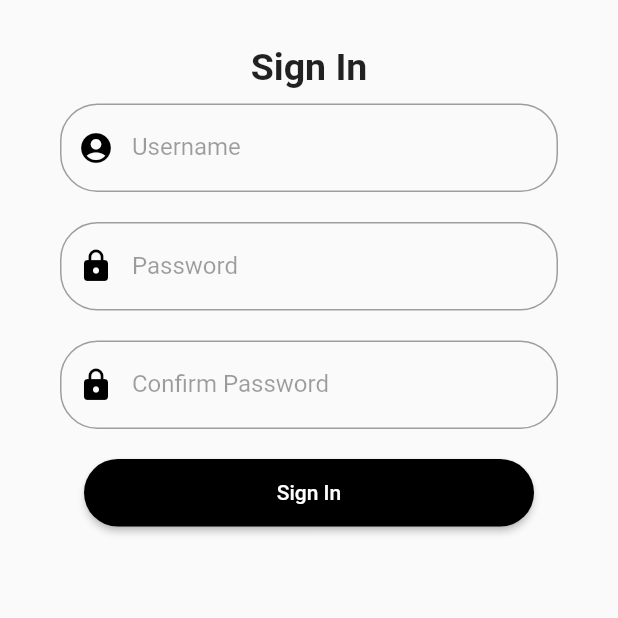
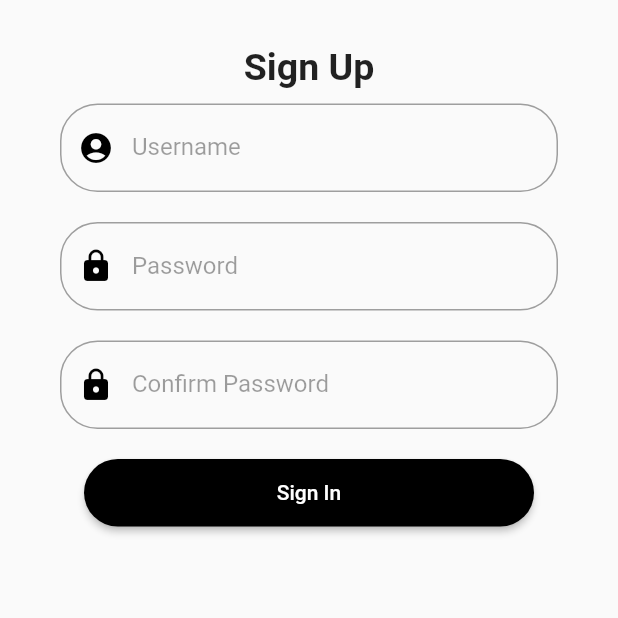
Before and after one commit to Nahdhiyyah/Tugas7, a Flutter app: the SignUpPage screen opened directly, on a phone screen of 412 x 824 dp, the top half of it. Run offline on Flutter 3.47's test engine with Material 2 defaults, Android fonts, the phone set to English and light mode, and no system bars.

```diff
--- a/lib/komponen.dart
+++ b/lib/komponen.dart
@@ -156,7 +156,7 @@ class _signUpPageState extends State<SignUpPage> {
       padding: EdgeInsets.all(30),
       alignment: Alignment.center,
       child: Column(mainAxisAlignment: MainAxisAlignment.center, crossAxisAlignment: CrossAxisAlignment.center, mainAxisSize: MainAxisSize.min, children: <Widget>[
-        Text("Sign In", textAlign: TextAlign.center, style: TextStyle(color: Colors.black87, fontSize: 25.0, fontWeight: FontWeight.bold)),
+        Text("Sign Up", textAlign: TextAlign.center, style: TextStyle(color: Colors.black87, fontSize: 25.0, fontWeight: FontWeight.bold)),
         _formBuilder(),
       ]),
     )));
```
